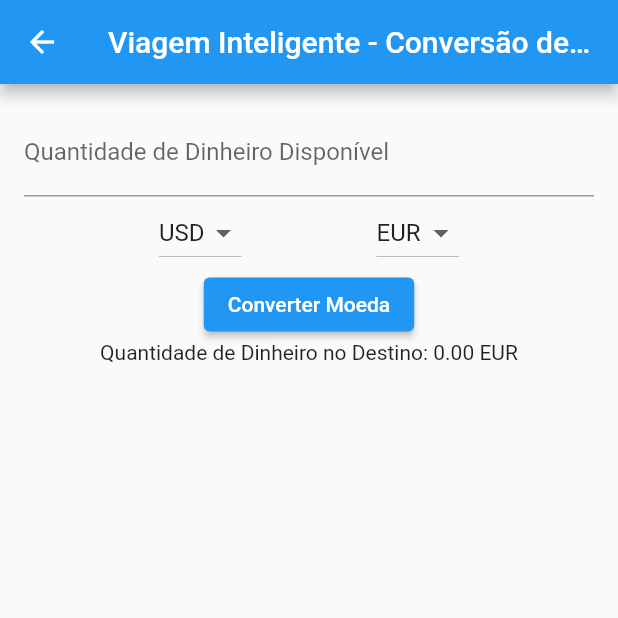
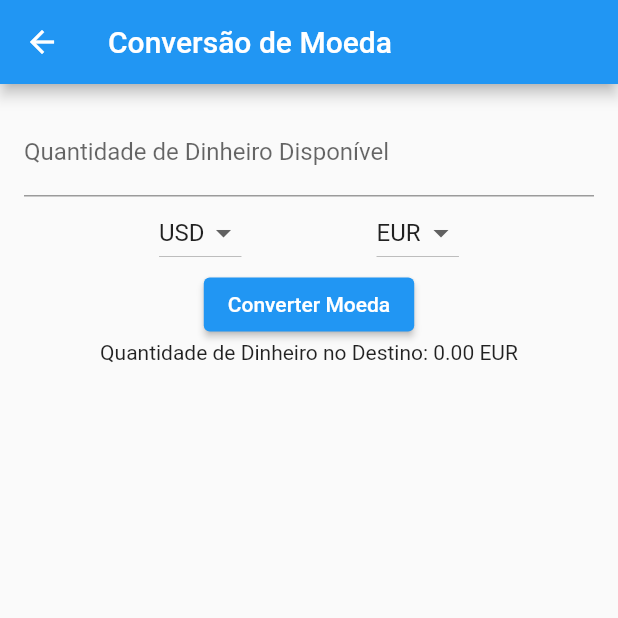
Before and after one commit to rafa-simoes22/viagem, a Flutter app: the CurrencyConversionScreen screen opened by its route, on a phone screen of 412 x 824 dp, the top half of it. Run offline on Flutter 3.47's test engine with Material 2 defaults, Android fonts, the phone set to English and light mode, and no system bars.

Commit message:
alterando nome das janelas

```diff
--- a/lib/tela1.dart
+++ b/lib/tela1.dart
@@ -73,7 +73,7 @@ class _TimeZoneScreenState extends State<TimeZoneScreen> {
   Widget build(BuildContext context) {
     return Scaffold(
       appBar: AppBar(
-        title: Text('Viagem Inteligente - Fuso Horário'),
+        title: Text('Fuso Horário'),
       ),
       body: Padding(
         padding: EdgeInsets.all(16.0),
--- a/lib/tela2.dart
+++ b/lib/tela2.dart
@@ -55,7 +55,7 @@ class _CurrencyConversionScreenState extends State<CurrencyConversionScreen> {
   Widget build(BuildContext context) {
     return Scaffold(
       appBar: AppBar(
-        title: Text('Viagem Inteligente - Conversão de Moeda'),
+        title: Text('Conversão de Moeda'),
       ),
       body: Padding(
         padding: EdgeInsets.all(16.0),
```
